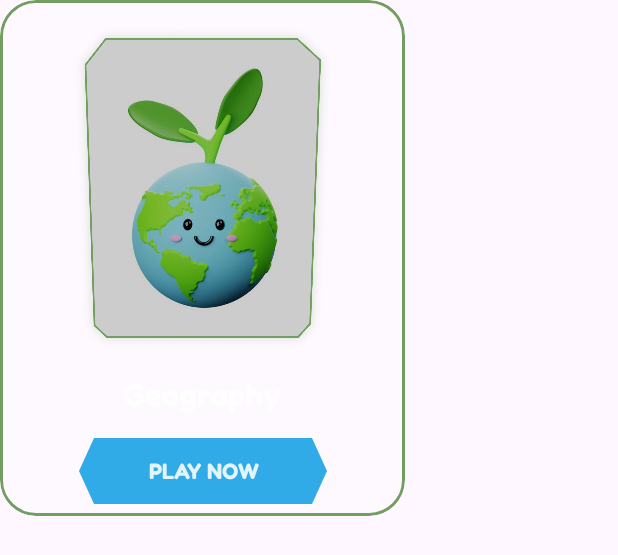
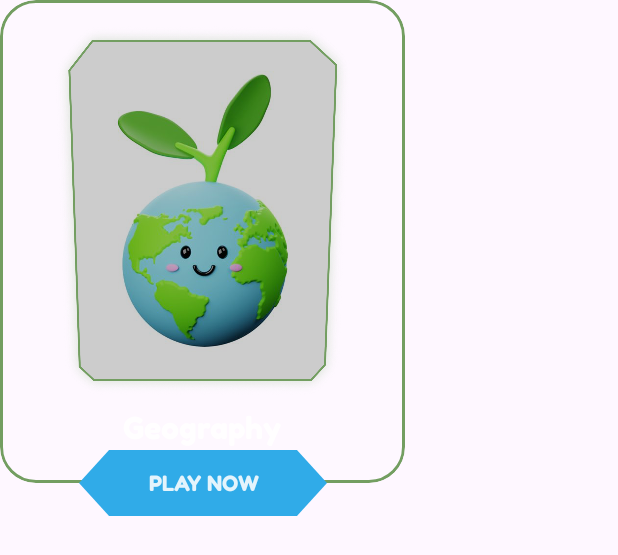
Before and after one commit to abdo-essam/Trivia, an Android app: the layout item_category.xml on its own in the app's theme, with its tools: preview values and no code run, on a phone screen of 412 x 824 dp. Shown: the top 555 px of the screen. Run offline under Robolectric (Android 15) with nearby library versions, the phone set to English and light mode, and no system bars.

Commit message:
refactor(ui): Improve category item layout
Refactor category item layout for better visual appeal.
Move button outside card for improved placement. Add comment
for hexagon path in button background.

```diff
--- a/app/src/main/res/drawable/bg_category_button.xml
+++ b/app/src/main/res/drawable/bg_category_button.xml
@@ -5,7 +5,8 @@
     android:viewportWidth="165"
     android:viewportHeight="44">
 
+    <!-- Hexagon path -->
     <path
         android:fillColor="@color/primary"
-        android:pathData="M10,0 L155,0 L165,22 L155,44 L10,44 L0,22 Z" />
+        android:pathData="M 20,0 L 145,0 L 165,22 L 145,44 L 20,44 L 0,22 Z" />
 </vector>
--- a/app/src/main/res/layout/item_category.xml
+++ b/app/src/main/res/layout/item_category.xml
@@ -7,11 +7,12 @@
     android:layout_height="344dp"
     android:layout_marginEnd="16dp">
 
-    <!-- Card Background with Border -->
+    <!-- Card Background with Border (Contains Image + Text Only) -->
     <com.google.android.material.card.MaterialCardView
         android:id="@+id/card_category"
         android:layout_width="0dp"
         android:layout_height="0dp"
+        android:layout_marginBottom="22dp"
         app:cardBackgroundColor="@color/on_image_surface"
         app:cardCornerRadius="24dp"
         app:cardElevation="0dp"
@@ -24,7 +25,8 @@
 
         <androidx.constraintlayout.widget.ConstraintLayout
             android:layout_width="match_parent"
-            android:layout_height="match_parent">
+            android:layout_height="match_parent"
+            android:padding="16dp">
 
             <!-- Category Image -->
             <ImageView
@@ -32,11 +34,11 @@
                 android:layout_width="0dp"
                 android:layout_height="0dp"
                 android:scaleType="fitCenter"
-                android:padding="16dp"
                 app:layout_constraintBottom_toTopOf="@+id/tv_category_name"
                 app:layout_constraintEnd_toEndOf="parent"
                 app:layout_constraintStart_toStartOf="parent"
                 app:layout_constraintTop_toTopOf="parent"
+                app:layout_constraintVertical_chainStyle="packed"
                 tools:src="@drawable/category_geography" />
 
             <!-- Category Name -->
@@ -44,45 +46,49 @@
                 android:id="@+id/tv_category_name"
                 android:layout_width="0dp"
                 android:layout_height="wrap_content"
-                android:layout_marginBottom="16dp"
+                android:layout_marginTop="8dp"
+                android:layout_marginBottom="8dp"
                 android:gravity="center"
                 android:textAppearance="@style/TextAppearance.Title.Large"
                 android:textColor="@color/shade_primary"
-                app:layout_constraintBottom_toTopOf="@+id/btn_play_now"
+                app:layout_constraintBottom_toBottomOf="parent"
                 app:layout_constraintEnd_toEndOf="parent"
                 app:layout_constraintStart_toStartOf="parent"
+                app:layout_constraintTop_toBottomOf="@+id/iv_category_image"
                 tools:text="Geography" />
 
-            <!-- Play Now Button Background -->
-            <View
-                android:id="@+id/btn_background"
+        </androidx.constraintlayout.widget.ConstraintLayout>
+
+    </com.google.android.material.card.MaterialCardView>
+
+    <!-- Play Now Button (OUTSIDE the card, overlapping bottom) -->
+    <FrameLayout
+        android:id="@+id/btn_play_now_container"
         android:layout_width="165dp"
         android:layout_height="44dp"
-                android:layout_marginBottom="8dp"
-                android:background="@drawable/bg_category_button"
         app:layout_constraintBottom_toBottomOf="parent"
         app:layout_constraintEnd_toEndOf="parent"
-                app:layout_constraintStart_toStartOf="parent" />
+        app:layout_constraintStart_toStartOf="parent">
 
-            <!-- Play Now Button -->
+        <!-- Button Background Shape -->
+        <View
+            android:layout_width="match_parent"
+            android:layout_height="match_parent"
+            android:background="@drawable/bg_category_button" />
+
+        <!-- Button Text -->
         <TextView
             android:id="@+id/btn_play_now"
-                android:layout_width="0dp"
-                android:layout_height="0dp"
+            android:layout_width="match_parent"
+            android:layout_height="match_parent"
             android:gravity="center"
             android:text="@string/play_now"
             android:textAppearance="@style/TextAppearance.Label.Medium"
             android:textColor="@color/shade_primary"
             android:clickable="true"
             android:focusable="true"
-                android:background="?attr/selectableItemBackgroundBorderless"
-                app:layout_constraintBottom_toBottomOf="@+id/btn_background"
-                app:layout_constraintEnd_toEndOf="@+id/btn_background"
-                app:layout_constraintStart_toStartOf="@+id/btn_background"
-                app:layout_constraintTop_toTopOf="@+id/btn_background" />
+            android:background="?attr/selectableItemBackgroundBorderless" />
+
+    </FrameLayout>
 
 </androidx.constraintlayout.widget.ConstraintLayout>
-
-    </com.google.android.material.card.MaterialCardView>
-
-</androidx.constraintlayout.widget.ConstraintLayout>
```
Lines whose indentation alone changed are shown as unchanged.
